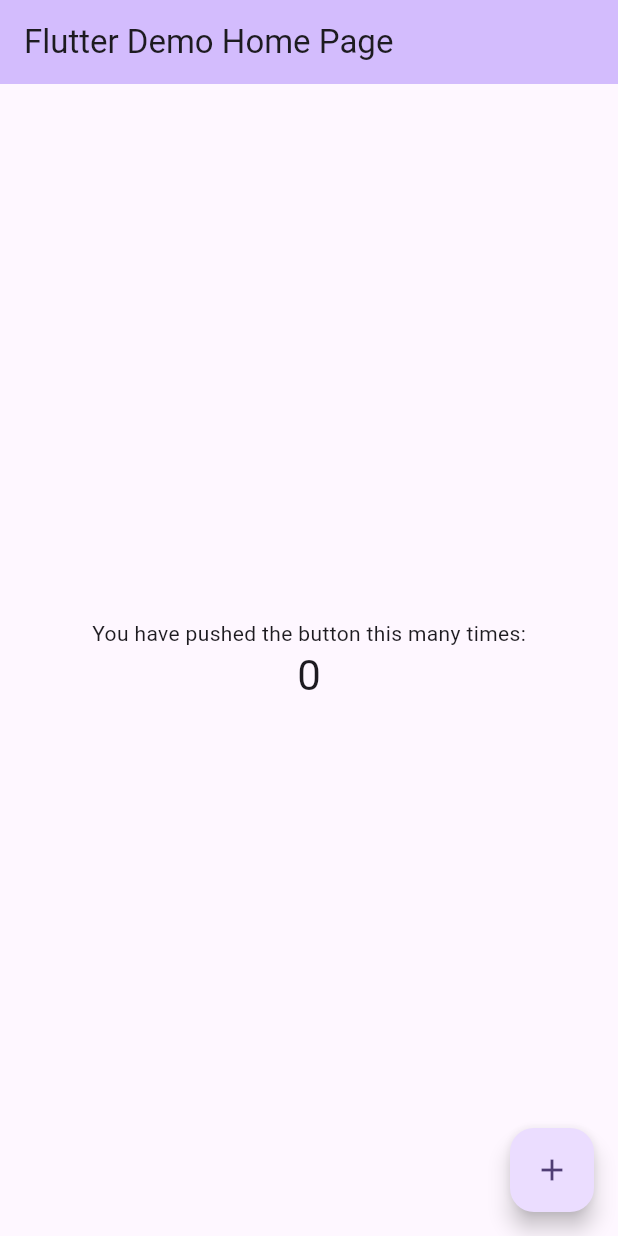
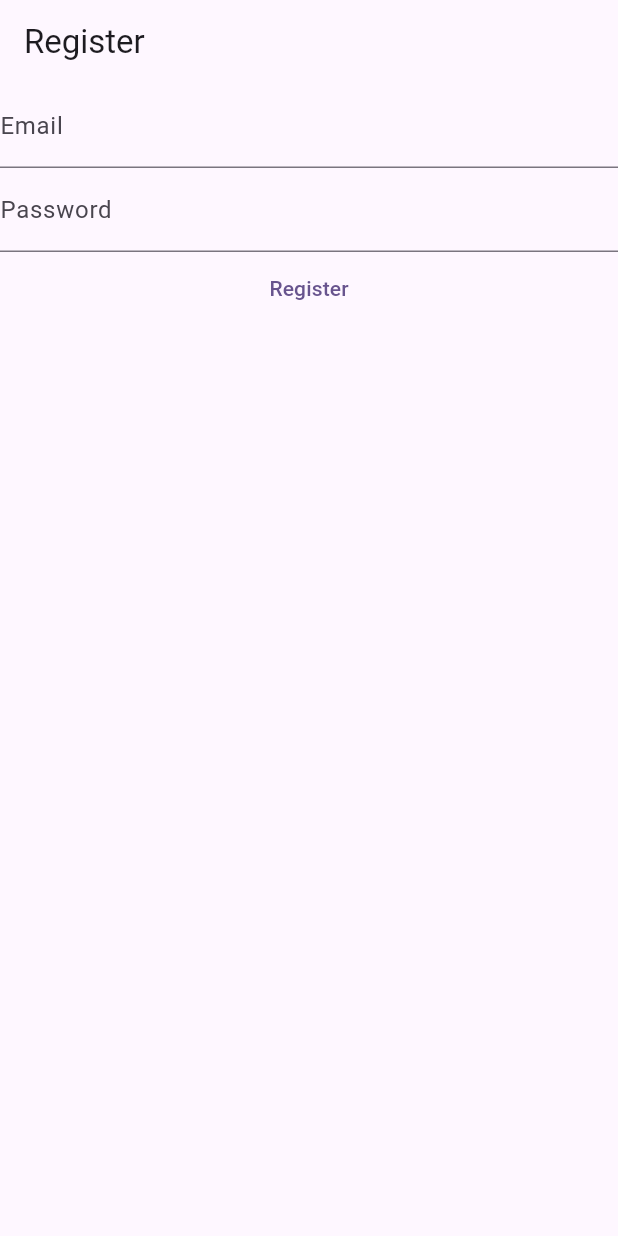
Before and after one commit to thommadurasahan/AgriGo-v1-Repo, a Flutter app: the screen it shows after launch, on a phone screen of 412 x 824 dp. Run offline on Flutter 3.47's test engine with Material 3 defaults, Android fonts, the phone set to English and light mode, and no system bars; our stand-ins replace firebase_auth, firebase_core; accounts and stored records are empty.

Commit message:
Test registeration page created
One text field for Email
One text field for Password
One text button for Registeration
Firebase authontication is connected with the page

```diff
--- a/flutter_agrigo/lib/main.dart
+++ b/flutter_agrigo/lib/main.dart
@@ -1,4 +1,5 @@
 import 'package:flutter/material.dart';
+import 'package:firebase_auth/firebase_auth.dart';
 
 void main() {
   runApp(const MyApp());
@@ -15,54 +16,88 @@ class MyApp extends StatelessWidget {
         colorScheme: ColorScheme.fromSeed(seedColor: Colors.deepPurple),
         useMaterial3: true,
       ),
-      home: const MyHomePage(title: 'Flutter Demo Home Page'),
+      home: const HomePage(),
     );
   }
 }
 
-class MyHomePage extends StatefulWidget {
-  const MyHomePage({super.key, required this.title});
-
-  final String title;
+class HomePage extends StatefulWidget
+{
+  const HomePage({super.key});
 
   @override
-  State<MyHomePage> createState() => _MyHomePageState();
+  State<HomePage> createState() => _HomePageState();
 }
 
-class _MyHomePageState extends State<MyHomePage> {
-  int _counter = 0;
+class _HomePageState extends State<HomePage>
+{
+  late final TextEditingController _emailController;
+  late final TextEditingController _passwordController;
 
-  void _incrementCounter() {
-    setState(() {
-      _counter++;
-    });
+@override
+  void initState()
+  {
+    _emailController = TextEditingController();
+    _passwordController = TextEditingController();
+    // TODO: implement initState
+    super.initState();
   }
 
   @override
-  Widget build(BuildContext context) {
-    return Scaffold(
-      appBar: AppBar(
-        backgroundColor: Theme.of(context).colorScheme.inversePrimary,
-        title: Text(widget.title),
+  void dispose()
+  {
+    _emailController.dispose();
+    _passwordController.dispose();
+    // TODO: implement dispose
+    super.dispose();
+  }
+
+  @override
+  Widget build(BuildContext context)
+  {
+    return Scaffold
+    (
+      appBar: AppBar
+      (
+        title: const Text('Register'),
       ),
-      body: Center(
-        child: Column(
-          mainAxisAlignment: MainAxisAlignment.center,
-          children: <Widget>[
-            const Text(
-              'You have pushed the button this many times:',
+      body: Column
+      (
+        children:
+        [
+          TextField
+          (
+            controller: _emailController,
+            decoration: const InputDecoration
+            (
+              labelText: 'Email',
+              hintText: 'Enter your email'
             ),
-            Text(
-              '$_counter',
-              style: Theme.of(context).textTheme.headlineMedium,
+          ),
+          TextField
+          (
+            controller: _passwordController,
+            decoration: const InputDecoration
+            (
+              labelText: 'Password',
+              hintText: 'Enter your password'
             ),
-          ],
-        ),
-      ),
-      floatingActionButton: FloatingActionButton(
-        onPressed: _incrementCounter,
-        tooltip: 'Increment',
-        child: const Icon(Icons.add),
+          ),
+          TextButton
+          (
+            onPressed: () async
+            {
+              final email = _emailController.text;
+              final password = _passwordController.text;
+              final userCredential = await FirebaseAuth.instance.createUserWithEmailAndPassword
+              (
+                email: email, password: password,
+              );
+              print(userCredential);
+            },
+            child: const Text('Register')
+          ),
+        ],
       ),
     );
   }
```
